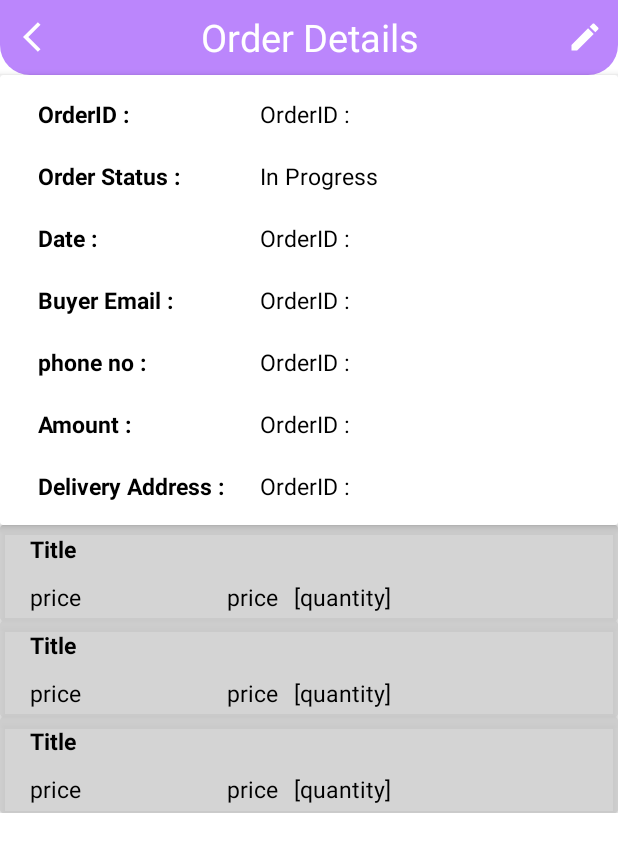
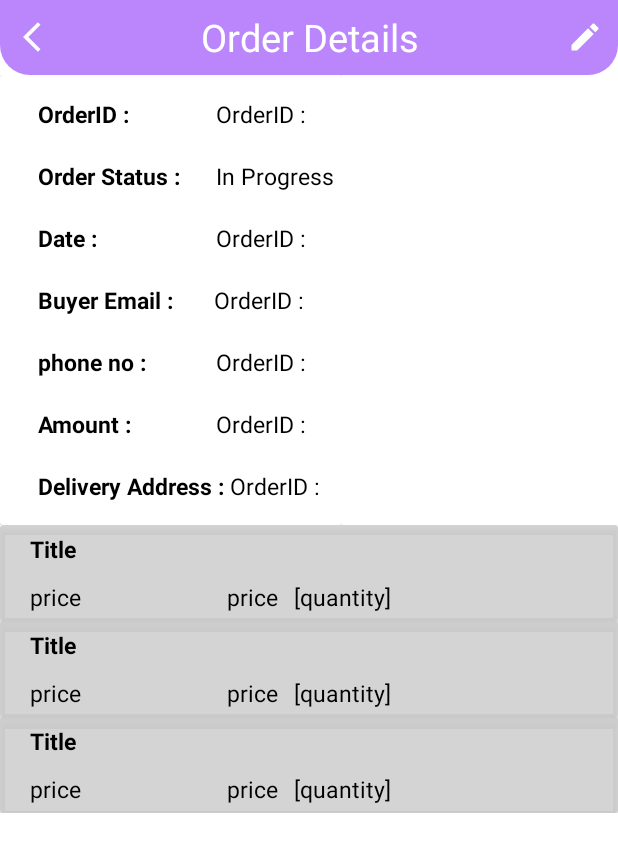
Before and after one commit to Rachit-3850/groceryapp, an Android app: the layout activity_orders_details_seller.xml on its own in the app's theme, with its tools: preview values and no code run, on a phone screen of 412 x 824 dp. Shown: the top 852 px of the screen. Run offline under Robolectric (Android 15) with nearby library versions, the phone set to English and light mode, and no system bars.

Commit message:
fixed some bugs

```diff
--- a/app/src/main/res/layout/activity_login.xml
+++ b/app/src/main/res/layout/activity_login.xml
@@ -31,7 +31,7 @@
         android:layout_marginTop="80dp"
         android:drawableStart="@drawable/ic_baseline_email_24"
         android:hint="Email"
-
+        android:drawablePadding="5dp"
         android:background="@drawable/rectangle_box"
         android:inputType="textEmailAddress"
         android:paddingLeft="10dp"
@@ -49,6 +49,7 @@
         android:layout_marginHorizontal="15dp"
         android:background="@drawable/rectangle_box"
         android:layout_marginTop="24dp"
+        android:drawablePadding="2dp"
         android:drawableStart="@drawable/ic_baseline_lock_open_24"
         android:hint="Password"
         android:inputType="textPassword"
--- a/app/src/main/res/layout/activity_orders_details_seller.xml
+++ b/app/src/main/res/layout/activity_orders_details_seller.xml
@@ -42,6 +42,10 @@
 
     </RelativeLayout>
 
+    <ScrollView
+        android:layout_width="wrap_content"
+        android:layout_height="wrap_content">
+
         <androidx.cardview.widget.CardView
             android:layout_width="match_parent"
             app:cardBackgroundColor="@color/white"
@@ -49,7 +53,7 @@
             app:contentPadding="5dp"
             android:layout_height="wrap_content">
             <TableLayout
-            android:layout_width="wrap_content"
+                android:layout_width="match_parent"
                 android:layout_height="wrap_content">
 
 
@@ -112,7 +116,7 @@
                 </TableRow>
 
                 <TableRow
-                android:layout_width="wrap_content"
+                    android:layout_width="match_parent"
                     android:layout_height="wrap_content"
                     android:layout_marginVertical="10dp"
                     android:orientation="horizontal">
@@ -129,7 +133,7 @@
                         android:textSize="15dp" />
 
                     <TextView
-                    android:layout_width="wrap_content"
+                        android:layout_width="match_parent"
                         android:layout_height="wrap_content"
                         android:text="OrderID : "
                         android:layout_centerInParent="true"
@@ -139,9 +143,8 @@
                         android:textSize="15dp" />
 
                 </TableRow>
-
-            <TableRow
-                android:layout_width="wrap_content"
+                <LinearLayout
+                    android:layout_width="match_parent"
                     android:layout_height="wrap_content"
                     android:layout_marginVertical="10dp"
                     android:orientation="horizontal">
@@ -162,12 +165,42 @@
                         android:layout_height="wrap_content"
                         android:text="OrderID : "
                         android:layout_centerInParent="true"
-                    android:layout_marginLeft="20dp"
+                        android:layout_marginLeft="23dp"
                         android:id="@+id/email_confirm_value_seller"
                         android:textColor="@color/black"
                         android:textSize="15dp" />
+                </LinearLayout>
 
-            </TableRow>
+
+
+<!--                <TableRow-->
+<!--                    android:layout_width="match_parent"-->
+<!--                    android:layout_height="wrap_content"-->
+<!--                    android:layout_marginVertical="10dp"-->
+<!--                    android:orientation="horizontal">-->
+
+<!--&lt;!&ndash;                    <TextView&ndash;&gt;-->
+<!--&lt;!&ndash;                        android:layout_width="wrap_content"&ndash;&gt;-->
+<!--&lt;!&ndash;                        android:layout_height="wrap_content"&ndash;&gt;-->
+<!--&lt;!&ndash;                        android:text="Buyer Email : "&ndash;&gt;-->
+<!--&lt;!&ndash;                        android:layout_centerInParent="true"&ndash;&gt;-->
+<!--&lt;!&ndash;                        android:layout_marginLeft="20dp"&ndash;&gt;-->
+<!--&lt;!&ndash;                        android:id="@+id/shopName_confirm"&ndash;&gt;-->
+<!--&lt;!&ndash;                        android:textStyle="bold"&ndash;&gt;-->
+<!--&lt;!&ndash;                        android:textColor="@color/black"&ndash;&gt;-->
+<!--&lt;!&ndash;                        android:textSize="15dp" />&ndash;&gt;-->
+
+<!--&lt;!&ndash;                    <TextView&ndash;&gt;-->
+<!--&lt;!&ndash;                        android:layout_width="wrap_content"&ndash;&gt;-->
+<!--&lt;!&ndash;                        android:layout_height="wrap_content"&ndash;&gt;-->
+<!--&lt;!&ndash;                        android:text="OrderID : "&ndash;&gt;-->
+<!--&lt;!&ndash;                        android:layout_centerInParent="true"&ndash;&gt;-->
+<!--&lt;!&ndash;                        android:layout_marginLeft="20dp"&ndash;&gt;-->
+<!--&lt;!&ndash;                        android:id="@+id/email_confirm_value_seller"&ndash;&gt;-->
+<!--&lt;!&ndash;                        android:textColor="@color/black"&ndash;&gt;-->
+<!--&lt;!&ndash;                        android:textSize="15dp" />&ndash;&gt;-->
+
+<!--                </TableRow>-->
 
                 <TableRow
                     android:layout_width="wrap_content"
@@ -225,12 +258,11 @@
                         android:textSize="15dp" />
 
                 </TableRow>
-            <TableRow
-                android:layout_width="wrap_content"
+                <LinearLayout
+                    android:layout_width="match_parent"
                     android:layout_height="wrap_content"
                     android:layout_marginVertical="10dp"
                     android:orientation="horizontal">
-
                     <TextView
                         android:layout_width="wrap_content"
                         android:layout_height="wrap_content"
@@ -249,25 +281,16 @@
                         android:text="OrderID : "
                         android:layout_centerInParent="true"
                         android:autoSizeTextType="uniform"
-                    android:layout_marginLeft="20dp"
                         android:id="@+id/address_confirm_value_seller"
                         android:textColor="@color/black"
                         android:textSize="15dp" />
 
-                <!--                <TextView-->
-                <!--                    android:layout_width="match_parent"-->
-                <!--                    android:layout_height="wrap_content"-->
-                <!--                    android:text="OrderID : "-->
-                <!--                    android:layout_centerInParent="true"-->
-                <!--                    android:autoSizeTextType="uniform"-->
-                <!--                    android:layout_marginLeft="20dp"-->
-                <!--                    android:id="@+id/address_confirm_value"-->
-                <!--                    android:textColor="@color/black"-->
-                <!--                    android:textSize="15dp" />-->
-
-            </TableRow>
+                </LinearLayout>
             </TableLayout>
         </androidx.cardview.widget.CardView>
+    </ScrollView>
+
+
 
     <androidx.recyclerview.widget.RecyclerView
         android:layout_width="match_parent"
```
Also changed, not shown: app/src/main/java/com/example/groceryapp/Main_Seller_Activity.java (+15 -2 lines), app/src/main/java/com/example/groceryapp/Main_user_Activity.java (+20 -2 lines), app/src/main/java/com/example/groceryapp/adapterRecycleUser.java (+39 -1 lines), app/src/main/res/layout/activity_order_details.xml (+3 -16 lines). Lines whose indentation alone changed are shown as unchanged.
